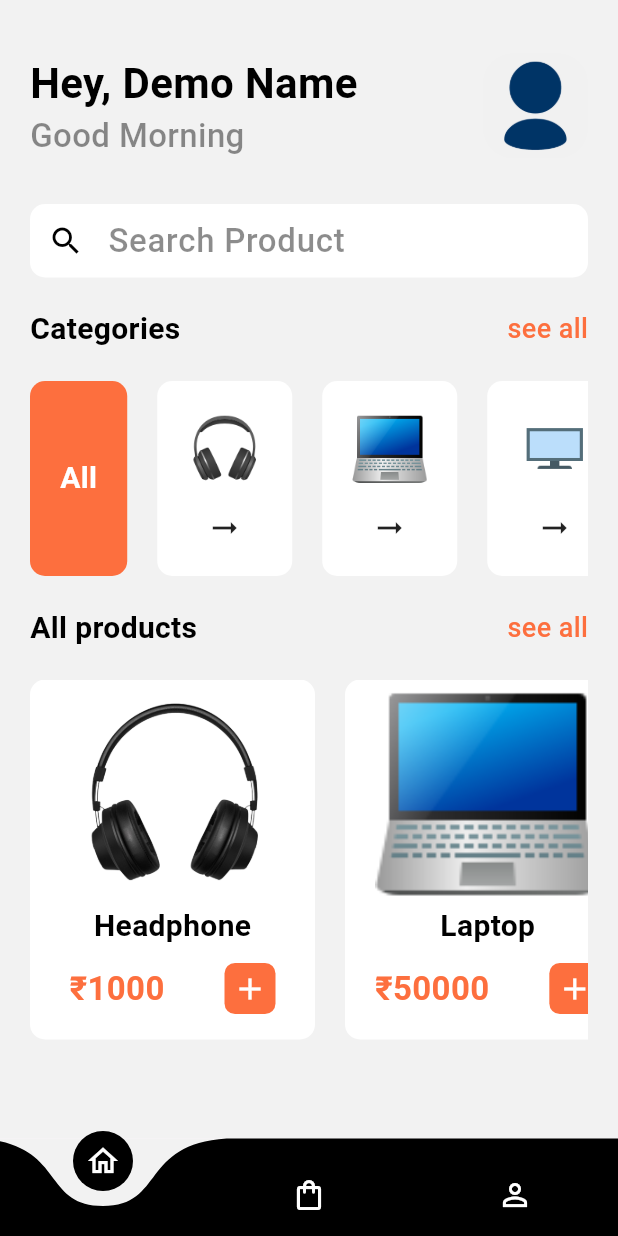
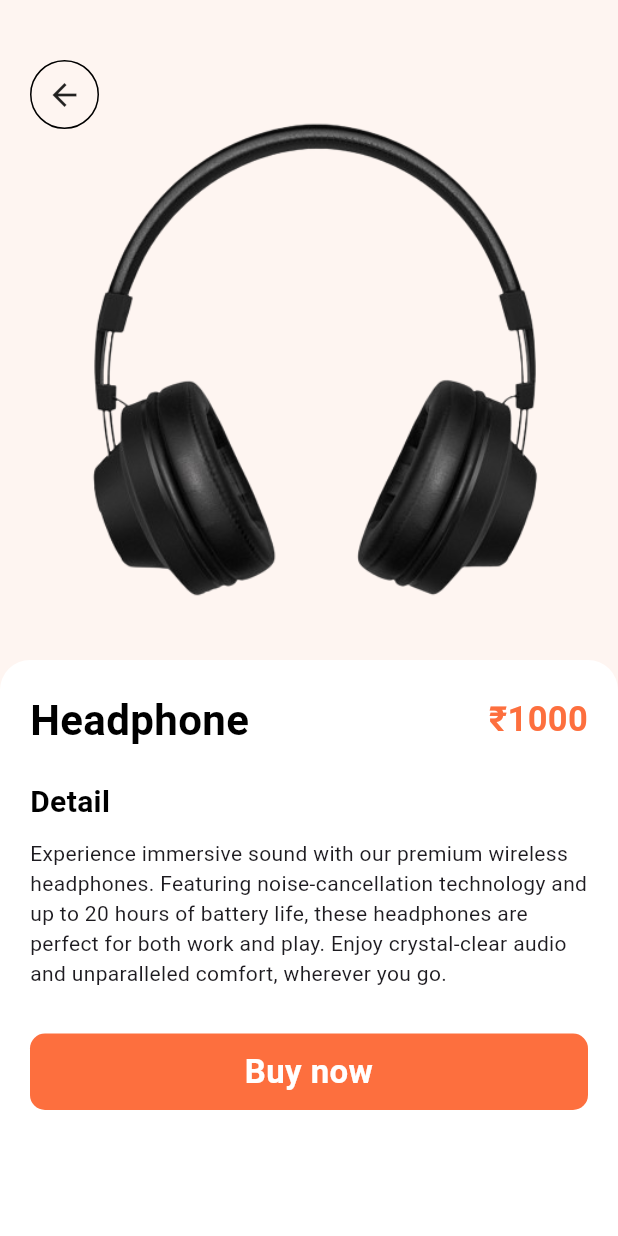
Before and after one commit to manthan-chauhan-17/Shopping-App, a Flutter app: the screen it shows after launch, on a phone screen of 412 x 824 dp. Run offline on Flutter 3.47's test engine with Material 3 defaults, Android fonts, the phone set to English and light mode, and no system bars; drawn by our look-alikes of curved_navigation_bar.

Commit message:
Product detail screen added

```diff
--- a/lib/main.dart
+++ b/lib/main.dart
@@ -2,6 +2,7 @@ import 'package:flutter/material.dart';
 import 'package:shopping_app/screens/bottomnav.dart';
 import 'package:shopping_app/screens/home.dart';
 import 'package:shopping_app/screens/onboarding.dart';
+import 'package:shopping_app/screens/product_detail.dart';
 
 void main() {
   runApp(const MyApp());
@@ -14,7 +15,7 @@ class MyApp extends StatelessWidget {
   Widget build(BuildContext context) {
     return const MaterialApp(
       debugShowCheckedModeBanner: false,
-      home: BottomNav(),
+      home: ProductDetail(),
     );
   }
 }
--- /dev/null
+++ b/lib/screens/product_detail.dart
@@ -0,0 +1,123 @@
+import 'package:flutter/material.dart';
+import 'package:shopping_app/widgets/app_widgets.dart';
+
+class ProductDetail extends StatefulWidget {
+  const ProductDetail({super.key});
+
+  @override
+  State<ProductDetail> createState() => _ProductDetailState();
+}
+
+class _ProductDetailState extends State<ProductDetail> {
+  @override
+  Widget build(BuildContext context) {
+    return Scaffold(
+      backgroundColor: const Color(0xfffef5f1),
+      body: Container(
+        padding: const EdgeInsets.only(top: 40.0),
+        child: Column(
+          crossAxisAlignment: CrossAxisAlignment.start,
+          children: [
+            Stack(
+              children: [
+                // Back Button
+                GestureDetector(
+                  onTap: () {
+                    Navigator.pop(context);
+                  },
+                  child: Container(
+                    margin: const EdgeInsets.only(left: 20.0),
+                    padding: const EdgeInsets.all(10.0),
+                    decoration: BoxDecoration(
+                      border: Border.all(),
+                      borderRadius: BorderRadius.circular(30),
+                    ),
+                    child: const Icon(Icons.arrow_back),
+                  ),
+                ),
+                // Product Image
+                Center(
+                  child: Image.asset(
+                    "assets/images/headphone2.png",
+                    height: 400,
+                  ),
+                ),
+              ],
+            ),
+            // Product Details
+            Expanded(
+              child: Container(
+                padding:
+                    const EdgeInsets.only(top: 20.0, left: 20.0, right: 20.0),
+                decoration: const BoxDecoration(
+                  color: Colors.white,
+                  borderRadius: BorderRadius.only(
+                    topLeft: Radius.circular(20.0),
+                    topRight: Radius.circular(20.0),
+                  ),
+                ),
+                width: MediaQuery.of(context).size.width,
+                child: Column(
+                  crossAxisAlignment: CrossAxisAlignment.start,
+                  children: [
+                    Row(
+                      mainAxisAlignment: MainAxisAlignment.spaceBetween,
+                      children: [
+                        Text(
+                          "Headphone",
+                          style: AppWidgets.boldWeightTextStyle(),
+                        ),
+                        const Text(
+                          "\u20B91000",
+                          style: TextStyle(
+                            color: Color(0xFFfd6f3e),
+                            fontSize: 23.0,
+                            fontWeight: FontWeight.bold,
+                          ),
+                        ),
+                      ],
+                    ),
+                    const SizedBox(
+                      height: 20.0,
+                    ),
+                    Text(
+                      "Detail",
+                      style: AppWidgets.semiBoldTextStyle(),
+                    ),
+                    const SizedBox(
+                      height: 10.0,
+                    ),
+                    const Text(
+                      "Experience immersive sound with our premium wireless headphones. Featuring noise-cancellation technology and up to 20 hours of battery life, these headphones are perfect for both work and play. Enjoy crystal-clear audio and unparalleled comfort, wherever you go.",
+                    ),
+                    const SizedBox(
+                      height: 30.0,
+                    ),
+                    // Buy Now Button
+                    Container(
+                      padding: const EdgeInsets.symmetric(vertical: 10.0),
+                      decoration: BoxDecoration(
+                        color: const Color(0xFFfd6f3e),
+                        borderRadius: BorderRadius.circular(10.0),
+                      ),
+                      width: MediaQuery.of(context).size.width,
+                      child: const Text(
+                        "Buy now",
+                        style: TextStyle(
+                          color: Colors.white,
+                          fontSize: 22.0,
+                          fontWeight: FontWeight.bold,
+                        ),
+                        textAlign: TextAlign.center,
+                      ),
+                    )
+                  ],
+                ),
+              ),
+            )
+          ],
+        ),
+      ),
+    );
+  }
+}
```
